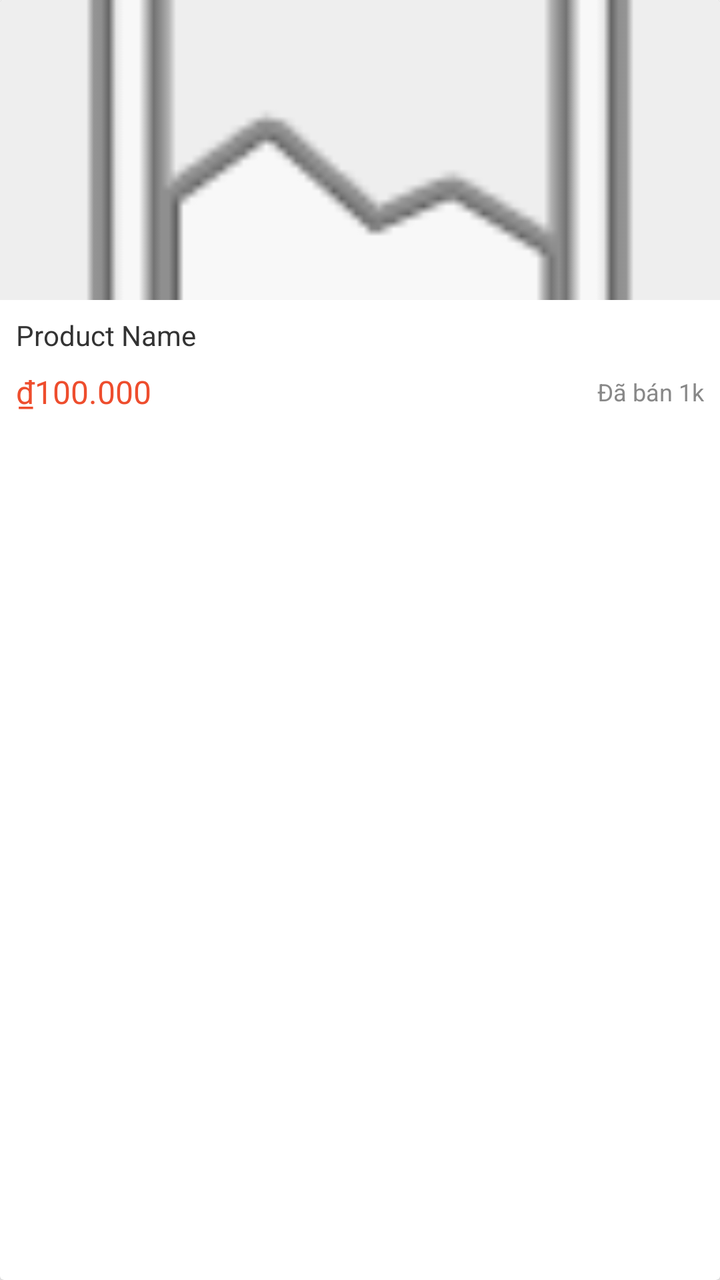
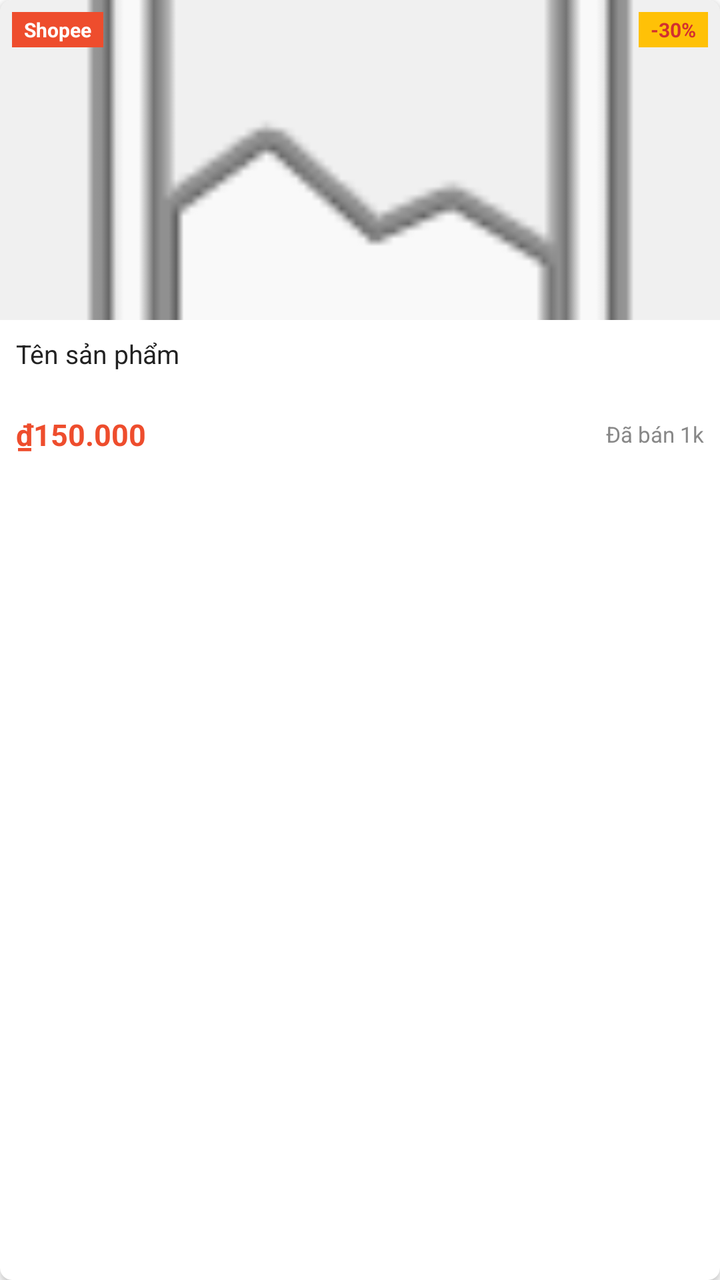

Before-and-after screenshots of an Android layout around one commit, followed by the original layout XML and the change that was made.
<!-- AndroidManifest.xml: application theme Theme.MaterialComponents.DayNight.DarkActionBar -->
<!-- res/layout/item_product.xml -->
<?xml version="1.0" encoding="utf-8"?>
<androidx.cardview.widget.CardView xmlns:android="http://schemas.android.com/apk/res/android"
    xmlns:app="http://schemas.android.com/apk/res-auto"
    android:layout_width="match_parent"
    android:layout_height="wrap_content"
    android:layout_margin="4dp"
    app:cardCornerRadius="2dp"
    app:cardElevation="2dp">

    <LinearLayout
        android:layout_width="match_parent"
        android:layout_height="wrap_content"
        android:orientation="vertical">

        <ImageView
            android:id="@+id/ivProductImage"
            android:layout_width="match_parent"
            android:layout_height="150dp"
            android:scaleType="centerCrop"
            android:src="@android:drawable/ic_menu_gallery"
            android:background="#EEEEEE" />

        <LinearLayout
            android:layout_width="match_parent"
            android:layout_height="wrap_content"
            android:orientation="vertical"
            android:padding="8dp">

            <TextView
                android:id="@+id/tvProductName"
                android:layout_width="match_parent"
                android:layout_height="wrap_content"
                android:text="Product Name"
                android:textColor="#333333"
                android:textSize="14sp"
                android:maxLines="2"
                android:ellipsize="end" />

            <LinearLayout
                android:layout_width="match_parent"
                android:layout_height="wrap_content"
                android:orientation="horizontal"
                android:layout_marginTop="8dp"
                android:gravity="center_vertical">

                <TextView
                    android:id="@+id/tvProductPrice"
                    android:layout_width="0dp"
                    android:layout_height="wrap_content"
                    android:layout_weight="1"
                    android:text="₫100.000"
                    android:textColor="#EE4D2D"
                    android:textSize="16sp" />

                <TextView
                    android:id="@+id/tvProductSold"
                    android:layout_width="wrap_content"
                    android:layout_height="wrap_content"
                    android:text="Đã bán 1k"
                    android:textColor="#888888"
                    android:textSize="12sp" />
            </LinearLayout>
        </LinearLayout>
    </LinearLayout>

</androidx.cardview.widget.CardView>
<!-- resources referenced by this layout -->
<resources>

</resources>

<!-- the commit's change to res/layout/item_product.xml (unified diff, before → after) -->
@@ -4,7 +4,7 @@
     android:layout_width="match_parent"
     android:layout_height="wrap_content"
     android:layout_margin="4dp"
-    app:cardCornerRadius="2dp"
+    app:cardCornerRadius="6dp"
     app:cardElevation="2dp">
 
     <LinearLayout
@@ -12,14 +12,55 @@
         android:layout_height="wrap_content"
         android:orientation="vertical">
 
-        <ImageView
-            android:id="@+id/ivProductImage"
+        
+        <FrameLayout
             android:layout_width="match_parent"
-            android:layout_height="150dp"
-            android:scaleType="centerCrop"
-            android:src="@android:drawable/ic_menu_gallery"
-            android:background="#EEEEEE" />
+            android:layout_height="160dp">
 
+            <ImageView
+                android:id="@+id/ivProductImage"
+                android:layout_width="match_parent"
+                android:layout_height="match_parent"
+                android:scaleType="centerCrop"
+                android:src="@android:drawable/ic_menu_gallery"
+                android:background="#F0F0F0" />
+
+            
+            <TextView
+                android:id="@+id/tvPlatformBadge"
+                android:layout_width="wrap_content"
+                android:layout_height="wrap_content"
+                android:layout_gravity="top|start"
+                android:layout_margin="6dp"
+                android:background="#EE4D2D"
+                android:paddingStart="6dp"
+                android:paddingTop="2dp"
+                android:paddingEnd="6dp"
+                android:paddingBottom="2dp"
+                android:text="Shopee"
+                android:textColor="@android:color/white"
+                android:textSize="10sp"
+                android:textStyle="bold" />
+
+            
+            <TextView
+                android:id="@+id/tvDiscountBadge"
+                android:layout_width="wrap_content"
+                android:layout_height="wrap_content"
+                android:layout_gravity="top|end"
+                android:layout_margin="6dp"
+                android:background="#FFC107"
+                android:paddingStart="6dp"
+                android:paddingTop="2dp"
+                android:paddingEnd="6dp"
+                android:paddingBottom="2dp"
+                android:text="-30%"
+                android:textColor="#D32F2F"
+                android:textSize="10sp"
+                android:textStyle="bold" />
+        </FrameLayout>
+
+        
         <LinearLayout
             android:layout_width="match_parent"
             android:layout_height="wrap_content"
@@ -30,17 +71,18 @@
                 android:id="@+id/tvProductName"
                 android:layout_width="match_parent"
                 android:layout_height="wrap_content"
-                android:text="Product Name"
-                android:textColor="#333333"
-                android:textSize="14sp"
+                android:text="Tên sản phẩm"
+                android:textColor="#222222"
+                android:textSize="13sp"
                 android:maxLines="2"
-                android:ellipsize="end" />
+                android:ellipsize="end"
+                android:minLines="2" />
 
             <LinearLayout
                 android:layout_width="match_parent"
                 android:layout_height="wrap_content"
                 android:orientation="horizontal"
-                android:layout_marginTop="8dp"
+                android:layout_marginTop="6dp"
                 android:gravity="center_vertical">
 
                 <TextView
@@ -48,9 +90,10 @@
                     android:layout_width="0dp"
                     android:layout_height="wrap_content"
                     android:layout_weight="1"
-                    android:text="₫100.000"
+                    android:text="₫150.000"
                     android:textColor="#EE4D2D"
-                    android:textSize="16sp" />
+                    android:textSize="15sp"
+                    android:textStyle="bold" />
 
                 <TextView
                     android:id="@+id/tvProductSold"
@@ -58,7 +101,7 @@
                     android:layout_height="wrap_content"
                     android:text="Đã bán 1k"
                     android:textColor="#888888"
-                    android:textSize="12sp" />
+                    android:textSize="11sp" />
             </LinearLayout>
         </LinearLayout>
     </LinearLayout>
